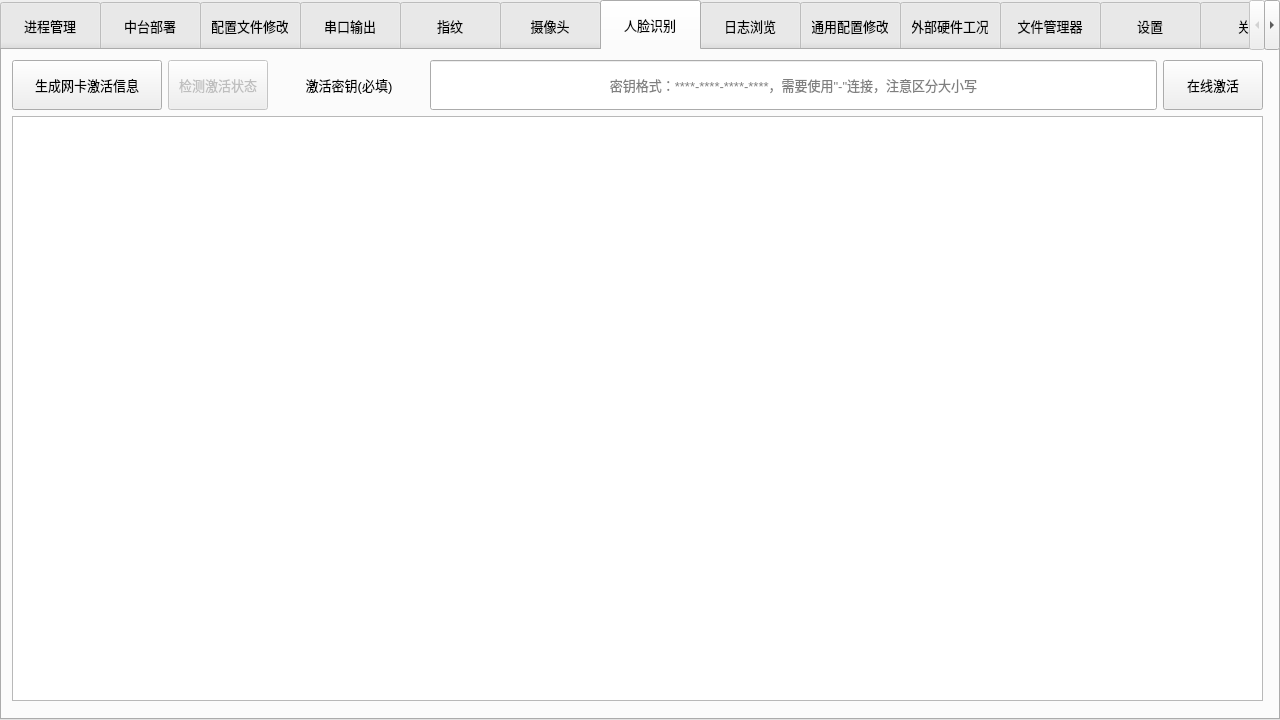
This is midtool.ui in Nehcknarf/MidTool as Qt 5 draws it before an edit. The edited form follows.
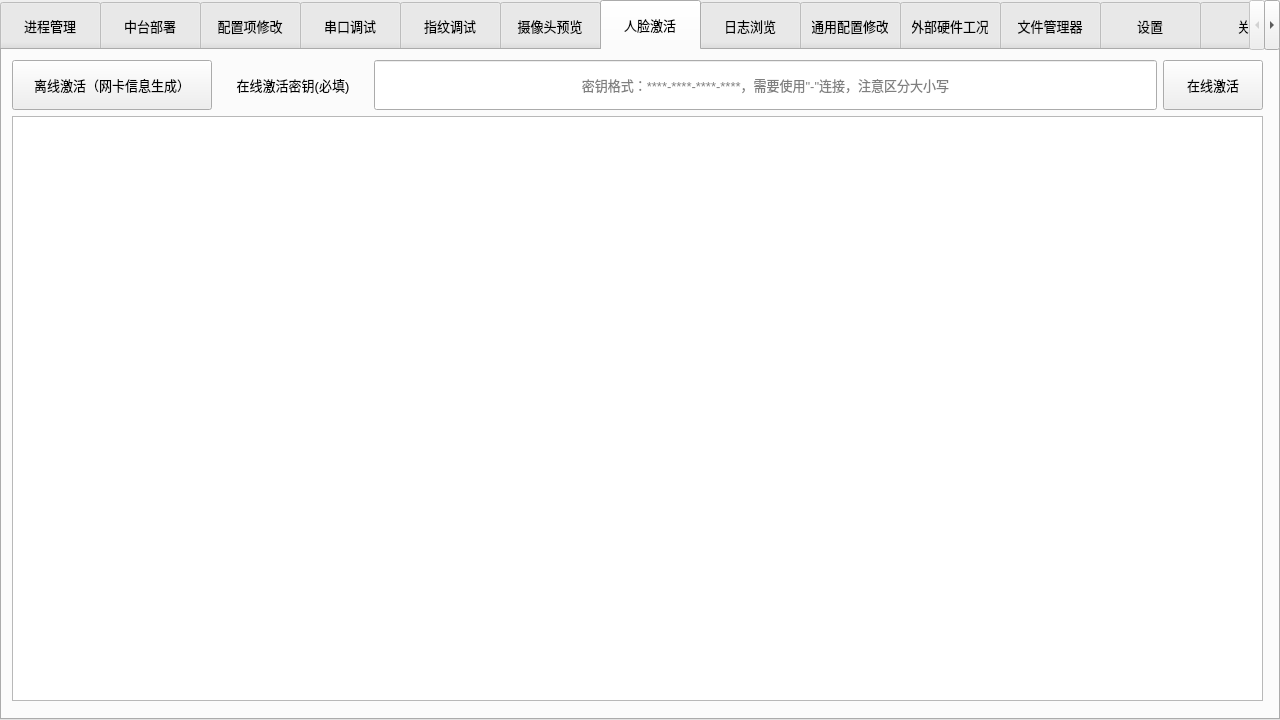
This is the edited form. The open tabs and pages were chosen to show the change. Icons and pictures are not drawn.

Commit message: v1.0.2 ready for deploy. Bug fix and GUI adjust.

What changed in the file:
```diff
--- a/midtool.ui
+++ b/midtool.ui
@@ -985,7 +985,7 @@
   </widget>
   <widget class="QWidget" name="tab_4">
    <attribute name="title">
-    <string>配置文件修改</string>
+    <string>配置项修改</string>
    </attribute>
    <widget class="QTabWidget" name="tabWidget">
     <property name="geometry">
@@ -2736,7 +2736,7 @@
   </widget>
   <widget class="QWidget" name="tab_5">
    <attribute name="title">
-    <string>串口输出</string>
+    <string>串口调试</string>
    </attribute>
    <widget class="QWidget" name="layoutWidget">
     <property name="geometry">
@@ -3015,7 +3015,7 @@
   </widget>
   <widget class="QWidget" name="tab_6">
    <attribute name="title">
-    <string>指纹</string>
+    <string>指纹调试</string>
    </attribute>
    <widget class="QTabWidget" name="tabWidget_2">
     <property name="geometry">
@@ -3700,7 +3700,7 @@
   </widget>
   <widget class="QWidget" name="tab_7">
    <attribute name="title">
-    <string>摄像头</string>
+    <string>摄像头预览</string>
    </attribute>
    <widget class="QWidget" name="horizontalLayoutWidget">
     <property name="geometry">
@@ -3837,7 +3837,7 @@
   </widget>
   <widget class="QWidget" name="tab_8">
    <attribute name="title">
-    <string>人脸识别</string>
+    <string>人脸激活</string>
    </attribute>
    <widget class="QWidget" name="layoutWidget">
     <property name="geometry">
@@ -3855,7 +3855,7 @@
         <widget class="QPushButton" name="pushButton_generator">
          <property name="minimumSize">
           <size>
-           <width>150</width>
+           <width>200</width>
            <height>50</height>
           </size>
          </property>
@@ -3871,37 +3871,7 @@
           </font>
          </property>
          <property name="text">
-          <string>生成网卡激活信息</string>
-         </property>
-        </widget>
-       </item>
-       <item>
-        <widget class="QPushButton" name="pushButton_checkLicense">
-         <property name="enabled">
-          <bool>false</bool>
-         </property>
-         <property name="minimumSize">
-          <size>
-           <width>100</width>
-           <height>50</height>
-          </size>
-         </property>
-         <property name="maximumSize">
-          <size>
-           <width>100</width>
-           <height>50</height>
-          </size>
-         </property>
-         <property name="font">
-          <font>
-           <pointsize>10</pointsize>
-          </font>
-         </property>
-         <property name="toolTip">
-          <string/>
-         </property>
-         <property name="text">
-          <string>检测激活状态</string>
+          <string>离线激活（网卡信息生成）</string>
          </property>
         </widget>
        </item>
@@ -3921,7 +3891,7 @@
             </font>
            </property>
            <property name="text">
-            <string>激活密钥(必填)</string>
+            <string>在线激活密钥(必填)</string>
            </property>
            <property name="alignment">
             <set>Qt::AlignCenter</set>
```
Left out of the diff: 12 changed lines with no effect on the pictures. The commit also changes 5 other files.
